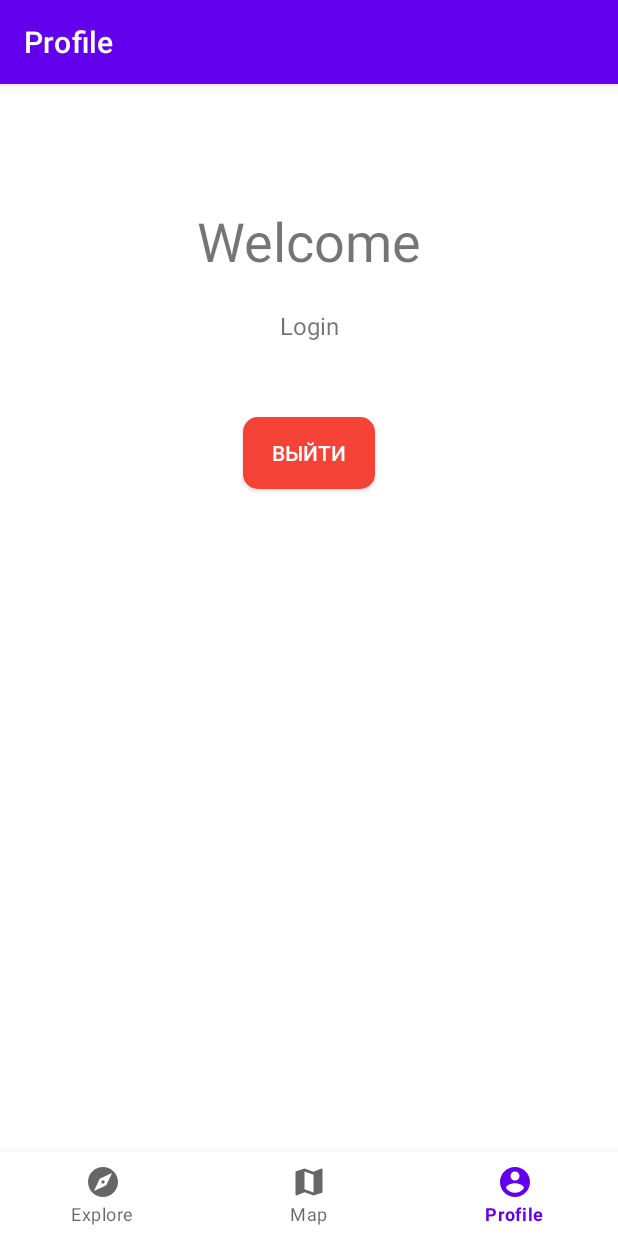
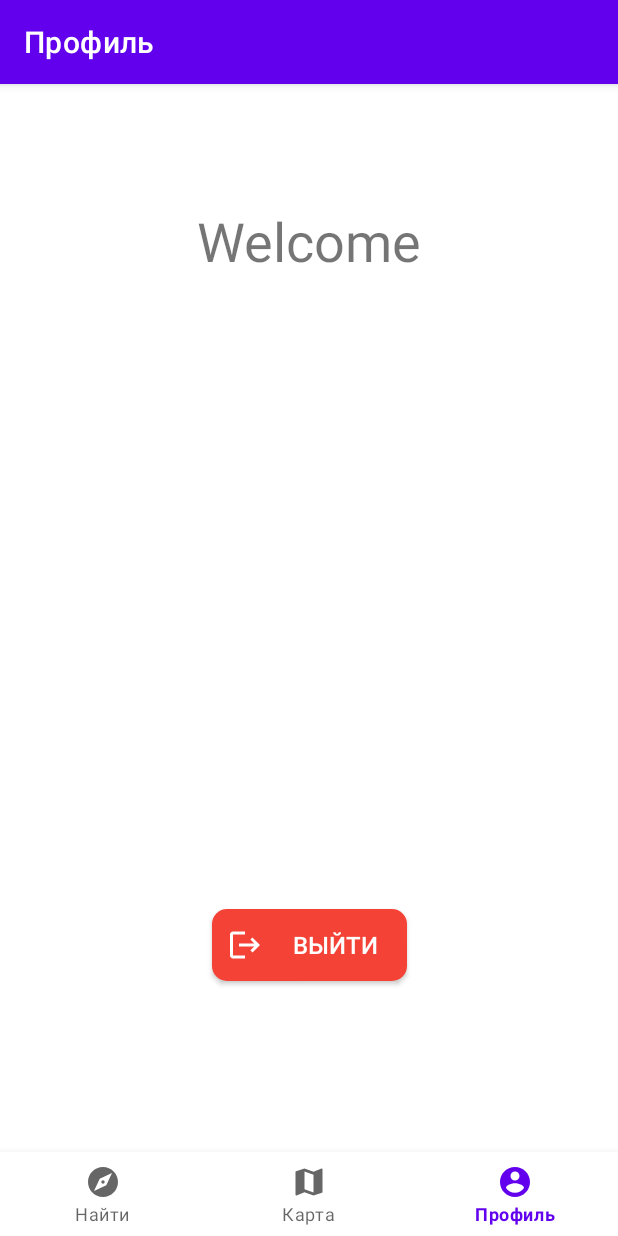
Before and after one commit to MikhailGorbach/_Vector, an Android app: the WayFragment screen opened through its navigation route, item 3 of the bottom bar chosen, on a phone screen of 412 x 824 dp. Run offline under Robolectric (Android 15) with nearby library versions, the phone set to English and light mode, and no system bars; our stand-ins replace Room's generated code, navigation-ui.

Commit message:
refactor names, views

```diff
--- a/app/build.gradle
+++ b/app/build.gradle
@@ -63,6 +63,4 @@ dependencies {
 
     implementation("androidx.navigation:navigation-fragment-ktx:2.3.5")
     implementation("androidx.navigation:navigation-ui-ktx:2.3.5")
-
-    implementation 'com.ismaeldivita.chipnavigation:chip-navigation-bar:1.3.3'
 }
--- a/app/src/main/java/com/example/vector/MainActivity.kt
+++ b/app/src/main/java/com/example/vector/MainActivity.kt
@@ -18,7 +18,7 @@ class MainActivity : AppCompatActivity() {
             supportFragmentManager.findFragmentById(R.id.fragmentContainerViewApp) as NavHostFragment
         val navController = navHostFragment.navController
         val appBarConfiguration =
-            AppBarConfiguration(setOf(R.id.mainFragment, R.id.secondFragment, R.id.thirdFragment))
+            AppBarConfiguration(setOf(R.id.profileFragment, R.id.wayFragment, R.id.mapFragment))
         setupActionBarWithNavController(navController, appBarConfiguration)
         binding.bottomNavBar.setupWithNavController(navController)
     }
--- a/app/src/main/java/com/example/vector/screens/ThirdFragment.kt
+++ b/app/src/main/java/com/example/vector/screens/MapFragment.kt
@@ -5,17 +5,16 @@ import android.view.LayoutInflater
 import android.view.View
 import android.view.ViewGroup
 import androidx.fragment.app.Fragment
-import com.example.vector.databinding.FragmentSecondBinding
-import com.example.vector.databinding.FragmentThirdBinding
+import com.example.vector.databinding.FragmentMapBinding
 
-class ThirdFragment : Fragment() {
-    private var _binding: FragmentThirdBinding? = null
+class MapFragment : Fragment() {
+    private var _binding: FragmentMapBinding? = null
     private val binding get() = _binding!!
     override fun onCreateView(
         inflater: LayoutInflater, container: ViewGroup?,
         savedInstanceState: Bundle?
     ): View {
-        _binding = FragmentThirdBinding.inflate(inflater, container, false)
+        _binding = FragmentMapBinding.inflate(inflater, container, false)
         return binding.root
     }
 
--- a/app/src/main/java/com/example/vector/screens/MainFragment.kt
+++ b/app/src/main/java/com/example/vector/screens/ProfileFragment.kt
@@ -9,17 +9,17 @@ import androidx.fragment.app.Fragment
 import com.example.vector.EnterActivity
 import com.example.vector.R
 import com.example.vector.access.UserSession
-import com.example.vector.databinding.FragmentMainBinding
+import com.example.vector.databinding.FragmentProfileBinding
 
-class MainFragment : Fragment(R.layout.fragment_main) {
-    private var _binding: FragmentMainBinding? = null
+class ProfileFragment : Fragment(R.layout.fragment_profile) {
+    private var _binding: FragmentProfileBinding? = null
     private val binding get() = _binding!!
     override fun onCreateView(
         inflater: LayoutInflater,
         container: ViewGroup?,
         savedInstanceState: Bundle?
     ): View {
-        _binding = FragmentMainBinding.inflate(inflater, container, false)
+        _binding = FragmentProfileBinding.inflate(inflater, container, false)
         return binding.root
     }
 
--- a/app/src/main/java/com/example/vector/screens/SecondFragment.kt
+++ b/app/src/main/java/com/example/vector/screens/WayFragment.kt
@@ -5,17 +5,16 @@ import android.view.LayoutInflater
 import android.view.View
 import android.view.ViewGroup
 import androidx.fragment.app.Fragment
-import androidx.navigation.fragment.findNavController
-import com.example.vector.databinding.FragmentSecondBinding
+import com.example.vector.databinding.FragmentWayBinding
 
-class SecondFragment : Fragment() {
-    private var _binding: FragmentSecondBinding? = null
+class WayFragment : Fragment() {
+    private var _binding: FragmentWayBinding? = null
     private val binding get() = _binding!!
     override fun onCreateView(
         inflater: LayoutInflater, container: ViewGroup?,
         savedInstanceState: Bundle?
     ): View {
-        _binding = FragmentSecondBinding.inflate(inflater, container, false)
+        _binding = FragmentWayBinding.inflate(inflater, container, false)
         return binding.root
     }
 
--- /dev/null
+++ b/app/src/main/res/drawable/ic_logout_main.xml
@@ -0,0 +1,10 @@
+<vector xmlns:android="http://schemas.android.com/apk/res/android"
+    android:width="24dp"
+    android:height="24dp"
+    android:viewportWidth="24"
+    android:viewportHeight="24"
+    android:autoMirrored="true">
+  <path
+      android:fillColor="@android:color/white"
+      android:pathData="M17,7l-1.41,1.41L18.17,11H8v2h10.17l-2.58,2.58L17,17l5,-5zM4,5h8V3H4c-1.1,0 -2,0.9 -2,2v14c0,1.1 0.9,2 2,2h8v-2H4V5z"/>
+</vector>
--- a/app/src/main/res/layout/fragment_third.xml
+++ b/app/src/main/res/layout/fragment_map.xml
@@ -4,7 +4,7 @@
     xmlns:tools="http://schemas.android.com/tools"
     android:layout_width="match_parent"
     android:layout_height="match_parent"
-    tools:context=".screens.ThirdFragment">
+    tools:context=".screens.MapFragment">
 
     <TextView
         android:id="@+id/tv3"
@@ -14,7 +14,7 @@
         android:layout_marginTop="200dp"
         android:layout_marginEnd="150dp"
         android:layout_marginBottom="200dp"
-        android:text="ThirdFragment"
+        android:text="MapFragment"
         android:textSize="16sp"
         app:layout_constraintBottom_toBottomOf="parent"
         app:layout_constraintEnd_toEndOf="parent"
--- a/app/src/main/res/layout/fragment_main.xml
+++ b/app/src/main/res/layout/fragment_profile.xml
@@ -2,7 +2,9 @@
 <androidx.constraintlayout.widget.ConstraintLayout xmlns:android="http://schemas.android.com/apk/res/android"
     xmlns:app="http://schemas.android.com/apk/res-auto"
     android:layout_width="match_parent"
-    android:layout_height="match_parent">
+    xmlns:tools="http://schemas.android.com/tools"
+    android:layout_height="match_parent"
+    tools:context="com.example.vector.screens.ProfileFragment">
 
     <TextView
         android:id="@+id/welcomeTv"
@@ -17,33 +19,23 @@
         app:layout_constraintStart_toStartOf="parent"
         app:layout_constraintTop_toTopOf="parent" />
 
-    <TextView
-        android:id="@+id/loginTv"
-        android:layout_width="wrap_content"
-        android:layout_height="wrap_content"
-        android:layout_marginStart="200dp"
-        android:layout_marginTop="150dp"
-        android:layout_marginEnd="200dp"
-        android:layout_marginBottom="150dp"
-        android:orientation="horizontal"
-        android:text="Login"
-        android:textSize="16sp"
+    <androidx.appcompat.widget.AppCompatButton
+        android:id="@+id/logOutBtn"
+        android:layout_width="130dp"
+        android:layout_height="48dp"
+        android:layout_marginStart="190dp"
+        android:layout_marginTop="550dp"
+        android:layout_marginEnd="190dp"
+        android:background="@drawable/rounded_button_red"
+        android:drawableStart="@drawable/ic_logout_main"
+        android:drawablePadding="5dp"
+        android:paddingStart="10dp"
+        android:paddingEnd="5dp"
+        android:text="Выйти"
+        android:textColor="@color/white"
+        android:textSize="16dp"
         app:layout_constraintEnd_toEndOf="parent"
         app:layout_constraintStart_toStartOf="parent"
         app:layout_constraintTop_toTopOf="parent" />
 
-    <androidx.appcompat.widget.AppCompatButton
-        android:id="@+id/logOutBtn"
-        android:layout_width="wrap_content"
-        android:layout_height="wrap_content"
-        android:layout_marginStart="200dp"
-        android:layout_marginTop="50dp"
-        android:layout_marginEnd="200dp"
-        android:background="@drawable/rounded_button_red"
-        android:text="Выйти"
-        android:textColor="@color/white"
-        app:layout_constraintEnd_toEndOf="parent"
-        app:layout_constraintStart_toStartOf="parent"
-        app:layout_constraintTop_toBottomOf="@+id/loginTv" />
-
 </androidx.constraintlayout.widget.ConstraintLayout>
--- a/app/src/main/res/layout/fragment_second.xml
+++ b/app/src/main/res/layout/fragment_way.xml
@@ -4,7 +4,7 @@
     xmlns:tools="http://schemas.android.com/tools"
     android:layout_width="match_parent"
     android:layout_height="match_parent"
-    tools:context=".screens.SecondFragment">
+    tools:context=".screens.WayFragment">
 
     <TextView
         android:id="@+id/tv2"
@@ -14,7 +14,7 @@
         android:layout_marginTop="200dp"
         android:layout_marginEnd="150dp"
         android:layout_marginBottom="200dp"
-        android:text="SecondFragment"
+        android:text="WayFragment"
         android:textSize="16sp"
         app:layout_constraintBottom_toBottomOf="parent"
         app:layout_constraintEnd_toEndOf="parent"
--- a/app/src/main/res/menu/bottom_menu.xml
+++ b/app/src/main/res/menu/bottom_menu.xml
@@ -2,15 +2,15 @@
 <menu xmlns:android="http://schemas.android.com/apk/res/android">
 
     <item
-        android:id="@+id/secondFragment"
+        android:id="@+id/wayFragment"
         android:icon="@drawable/ic_explore_main"
-        android:title="Explore" />
+        android:title="Найти" />
     <item
-        android:id="@+id/thirdFragment"
+        android:id="@+id/mapFragment"
         android:icon="@drawable/ic_map_main"
-        android:title="Map" />
+        android:title="Карта" />
     <item
-        android:id="@+id/mainFragment"
+        android:id="@+id/profileFragment"
         android:icon="@drawable/ic_account_main"
-        android:title="Profile" />
+        android:title="Профиль" />
 </menu>
--- a/app/src/main/res/navigation/app_nav_graph.xml
+++ b/app/src/main/res/navigation/app_nav_graph.xml
@@ -3,20 +3,20 @@
     xmlns:app="http://schemas.android.com/apk/res-auto"
     xmlns:tools="http://schemas.android.com/tools"
     android:id="@+id/app_nav_graph"
-    app:startDestination="@id/thirdFragment">
+    app:startDestination="@id/mapFragment">
     <fragment
-        android:id="@+id/mainFragment"
-        android:name="com.example.vector.screens.MainFragment"
-        android:label="Profile"
-        tools:layout="@layout/fragment_main" />
+        android:id="@+id/profileFragment"
+        android:name="com.example.vector.screens.ProfileFragment"
+        android:label="Профиль"
+        tools:layout="@layout/fragment_profile" />
     <fragment
-        android:id="@+id/secondFragment"
-        android:name="com.example.vector.screens.SecondFragment"
-        android:label="Move"
-        tools:layout="@layout/fragment_second" />
+        android:id="@+id/wayFragment"
+        android:name="com.example.vector.screens.WayFragment"
+        android:label="Найти"
+        tools:layout="@layout/fragment_way" />
     <fragment
-        android:id="@+id/thirdFragment"
-        android:name="com.example.vector.screens.ThirdFragment"
-        android:label="Map"
-        tools:layout="@layout/fragment_third" />
+        android:id="@+id/mapFragment"
+        android:name="com.example.vector.screens.MapFragment"
+        android:label="Карта"
+        tools:layout="@layout/fragment_map" />
 </navigation>
```
